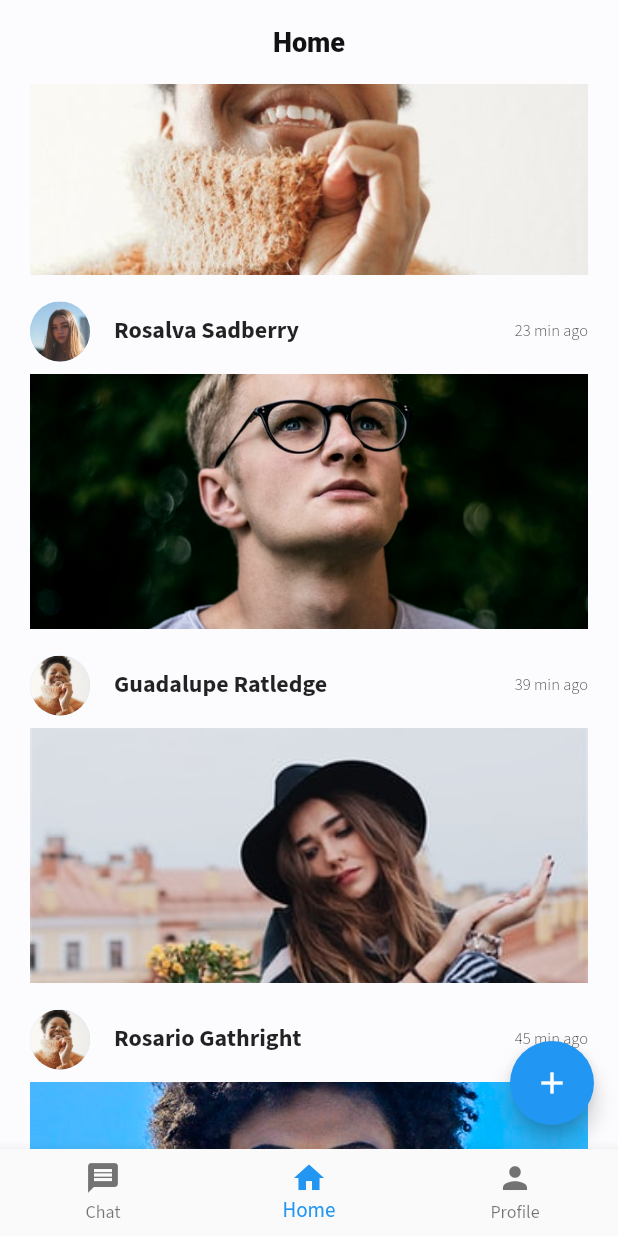
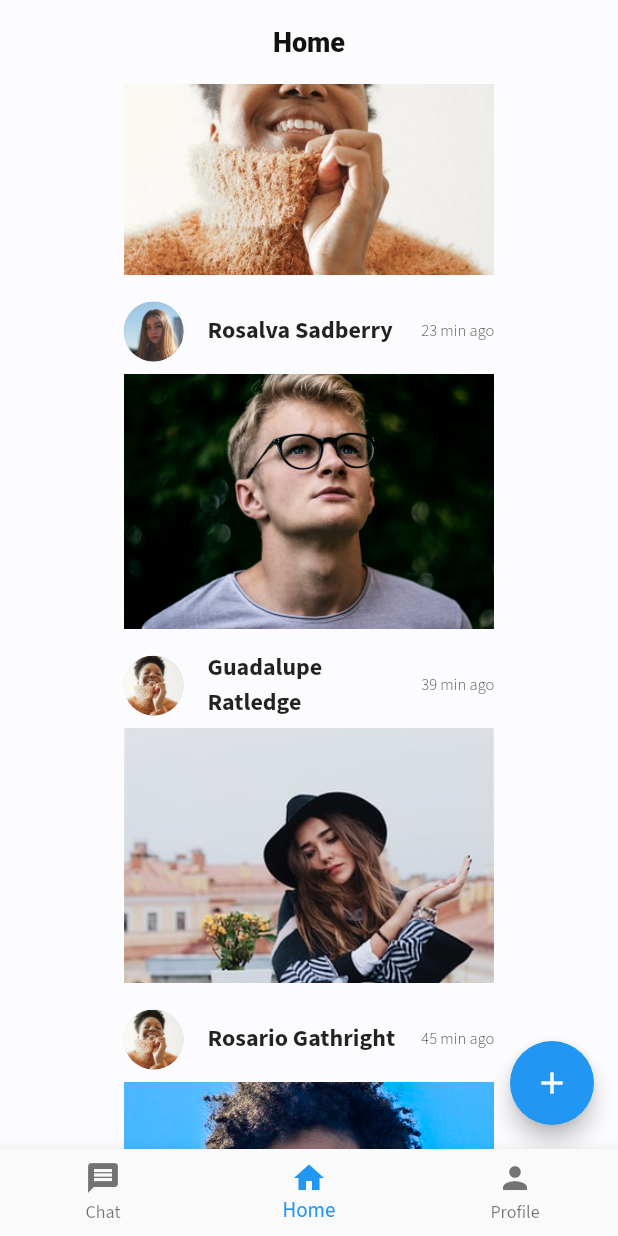
Before and after one commit to JideGuru/FlutterSocialAppUIKit, a Flutter app: the screen it shows after launch, item 2 of the bottom bar chosen, scrolled down 576 dp, after a tap on the "add" icon, on a phone screen of 412 x 824 dp. Run offline on Flutter 3.47's test engine with Material 2 defaults, Android fonts, the phone set to English and light mode, and no system bars; our stand-ins replace flutter_icons, flutter_staggered_animations, google_fonts, lottie, responsive_builder.

```diff
--- a/lib/app.dart
+++ b/lib/app.dart
@@ -12,7 +12,7 @@ class MyApp extends StatelessWidget {
       title: appName,
       theme: themeData(ThemeConfig.lightTheme),
       // darkTheme: themeData(ThemeConfig.darkTheme),
-      home:  BasePage(),
+      home: BasePage(),
     );
   }
 
--- a/lib/util/constants/strings.dart
+++ b/lib/util/constants/strings.dart
@@ -1 +1 @@
-const String appName = 'Snapam';
+const String appName = 'Chat app';
--- a/lib/views/pages/home.dart
+++ b/lib/views/pages/home.dart
@@ -10,13 +10,14 @@ class Home extends StatefulWidget {
 class _HomeState extends State<Home> {
   @override
   Widget build(BuildContext context) {
+    final screenWidth = MediaQuery.of(context).size.width;
     return Scaffold(
       appBar: AppBar(
         title: Text("Home"),
         centerTitle: true,
       ),
       body: ListView.builder(
-        padding: EdgeInsets.symmetric(horizontal: 20),
+        padding: EdgeInsets.symmetric(horizontal: screenWidth * 0.2),
         itemCount: posts.length,
         itemBuilder: (BuildContext context, int index) {
           Map post = posts[index];
--- a/lib/views/pages/profile.dart
+++ b/lib/views/pages/profile.dart
@@ -43,40 +43,6 @@ class _ProfileState extends State<Profile> {
                 style: TextStyle(),
               ),
               SizedBox(height: 20),
-              Row(
-                mainAxisSize: MainAxisSize.min,
-                children: <Widget>[
-                  FlatButton(
-                    child: Icon(
-                      Icons.message,
-                      color: Colors.white,
-                    ),
-                    color: Colors.grey,
-                    onPressed: () {},
-                  ),
-                  SizedBox(width: 10),
-                  FlatButton(
-                    child: Icon(
-                      Icons.add,
-                      color: Colors.white,
-                    ),
-                    color: Theme.of(context).accentColor,
-                    onPressed: () {},
-                  ),
-                ],
-              ),
-              SizedBox(height: 40),
-              Padding(
-                padding: EdgeInsets.symmetric(horizontal: 50),
-                child: Row(
-                  mainAxisAlignment: MainAxisAlignment.spaceBetween,
-                  children: <Widget>[
-                    _buildCategory("Posts"),
-                    _buildCategory("Friends"),
-                    _buildCategory("Groups"),
-                  ],
-                ),
-              ),
               SizedBox(height: 20),
               GridView.builder(
                 shrinkWrap: true,
```
Also changed, not shown: lib/views/pages/chat/conversation.dart (+5 -19 lines).
